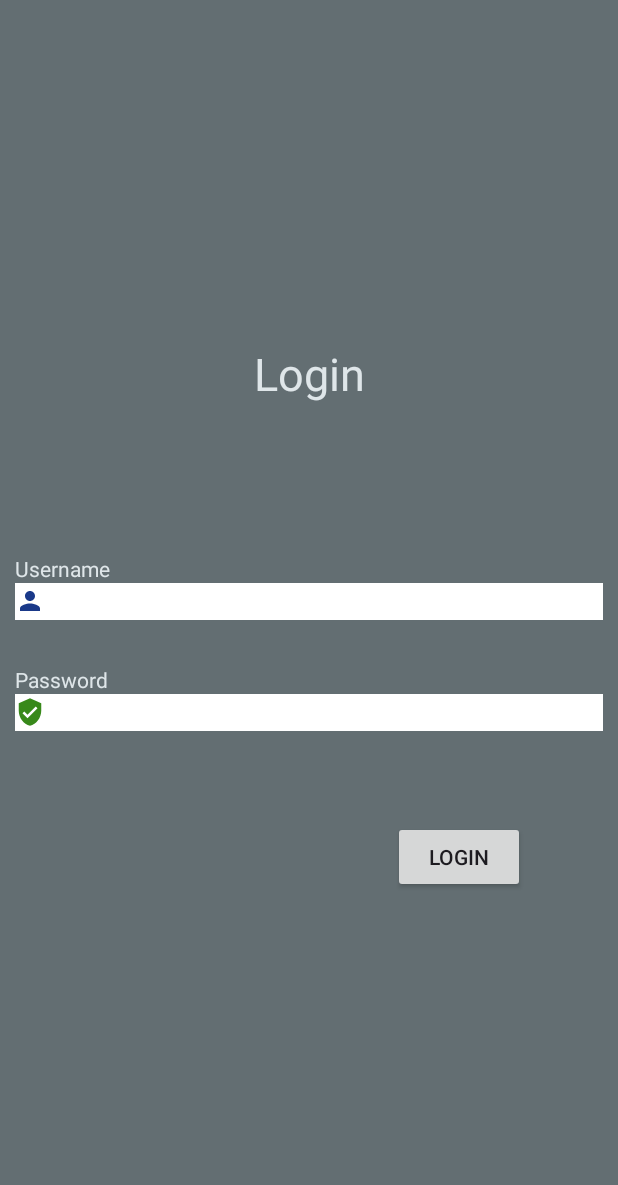
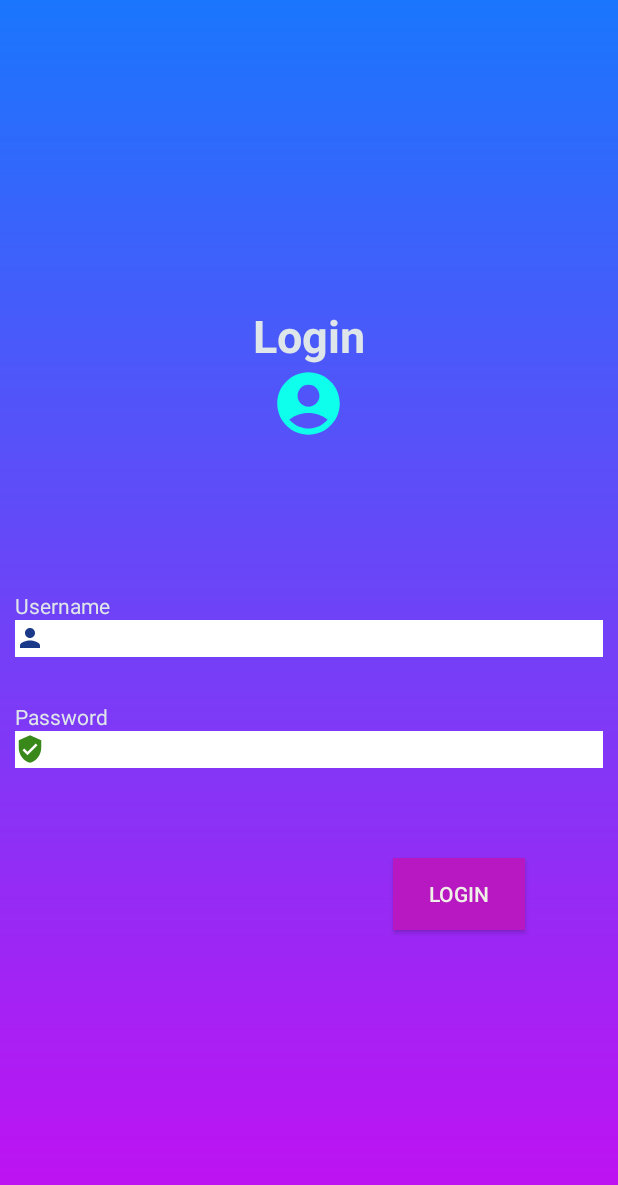
Before and after one commit to HarryThomas107/Movie-App, an Android app: the screen it shows after launch (MainActivity), on a phone screen of 412 x 824 dp. Shown: the top 1185 px of the screen. Run offline under Robolectric (Android 15) with nearby library versions, the phone set to English and light mode, and no system bars.

Commit message:
Login Screen Designed and Dashboard Created

```diff
--- a/app/src/main/AndroidManifest.xml
+++ b/app/src/main/AndroidManifest.xml
@@ -13,6 +13,9 @@
         android:theme="@style/Theme.MovieApp"
         tools:targetApi="31">
         <activity
+            android:name=".Dashboard"
+            android:exported="false" />
+        <activity
             android:name=".MainActivity"
             android:exported="true">
             <intent-filter>
--- /dev/null
+++ b/app/src/main/res/drawable/baseline_account_circle_24.xml
@@ -0,0 +1,5 @@
+<vector xmlns:android="http://schemas.android.com/apk/res/android" android:height="50dp" android:tint="#0EFFEB" android:viewportHeight="24" android:viewportWidth="24" android:width="50dp">
+
+    <path android:fillColor="@android:color/white" android:pathData="M12,2C6.48,2 2,6.48 2,12s4.48,10 10,10s10,-4.48 10,-10S17.52,2 12,2zM12,6c1.93,0 3.5,1.57 3.5,3.5S13.93,13 12,13s-3.5,-1.57 -3.5,-3.5S10.07,6 12,6zM12,20c-2.03,0 -4.43,-0.82 -6.14,-2.88C7.55,15.8 9.68,15 12,15s4.45,0.8 6.14,2.12C16.43,19.18 14.03,20 12,20z"/>
+
+</vector>
--- /dev/null
+++ b/app/src/main/res/drawable/bg.xml
@@ -0,0 +1,15 @@
+<?xml version="1.0" encoding="utf-8"?>
+<shape xmlns:android="http://schemas.android.com/apk/res/android">
+
+    <gradient
+
+
+        android:startColor="#1A76FD"
+        android:endColor="#C50EF2"
+        android:angle="98"
+
+        />
+
+
+
+</shape>
--- a/app/src/main/res/layout/activity_main.xml
+++ b/app/src/main/res/layout/activity_main.xml
@@ -2,14 +2,19 @@
     android:layout_width="match_parent"
     android:orientation="vertical"
     android:gravity="center"
-    android:background="#636e72"
+    android:background="@drawable/bg"
     xmlns:android="http://schemas.android.com/apk/res/android">
     <TextView
         android:text="Login"
+        android:textStyle="bold"
         android:textColor="#dfe6e9"
         android:textAlignment="center"
         android:textSize="30dp"
         android:layout_width="match_parent"
+        android:layout_height="wrap_content"/>
+    <ImageView
+        android:background="@drawable/baseline_account_circle_24"
+        android:layout_width="wrap_content"
         android:layout_height="wrap_content"/>
     <TextView
         android:layout_marginTop="100dp"
@@ -35,6 +40,7 @@
         android:layout_width="match_parent"
         android:layout_height="wrap_content"/>
     <EditText
+        android:inputType="textPassword"
         android:drawableLeft="@drawable/baseline_verified_user_24"
         android:layout_marginLeft="10dp"
         android:layout_marginRight="10dp"
@@ -44,6 +50,8 @@
         android:layout_height="wrap_content"/>
     <androidx.appcompat.widget.AppCompatButton
         android:text="Login"
+        android:textColor="#F0F0E8"
+        android:background="#B718C1"
         android:layout_marginLeft="100dp"
         android:layout_width="wrap_content"
         android:layout_height="wrap_content"/>
```
Also changed, not shown: app/src/main/java/com/example/movieapp/Dashboard.java (added, +20 -0 lines), app/src/main/res/layout/activity_dashboard.xml (added, +10 -0 lines).
